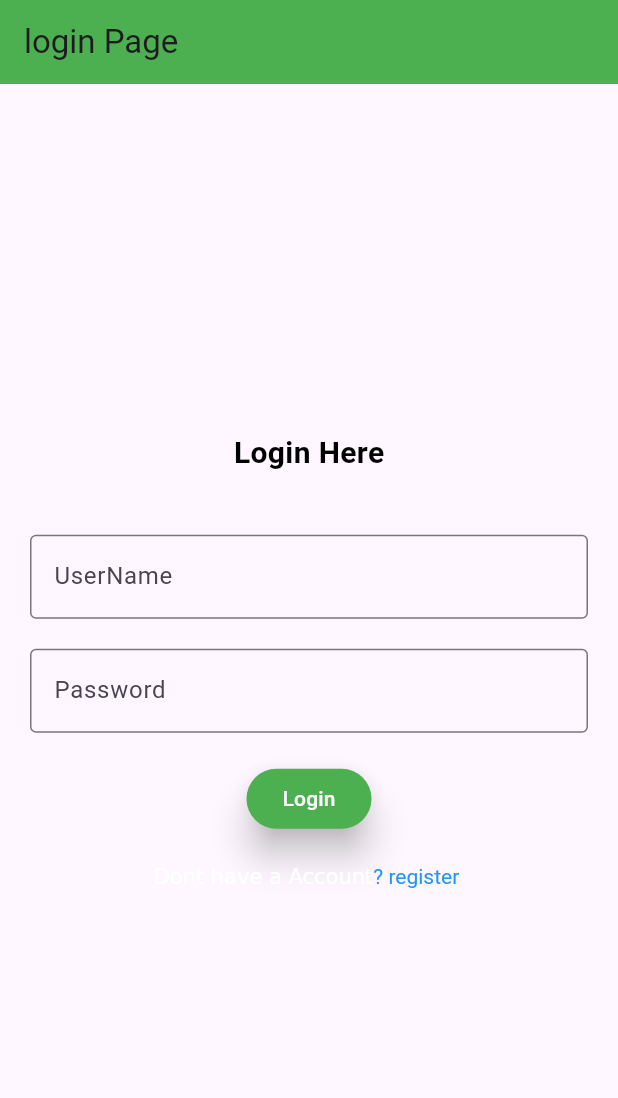
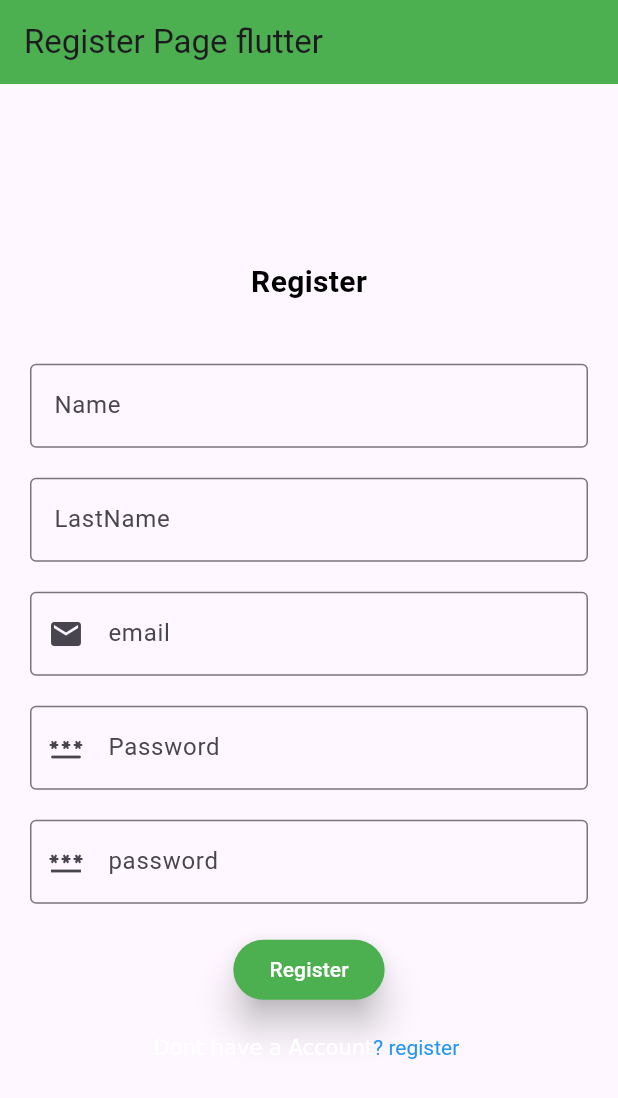
Before and after one commit to jahidhasanmonnaostad/Todo-List-, a Flutter app: the screen it shows after launch, on a phone screen of 412 x 824 dp. Shown: the top 1098 px of the screen. Run offline on Flutter 3.47's test engine with Material 3 defaults, Android fonts, the light colour scheme and no system bars.

Commit message:
Register  Page Code Flutter

```diff
--- a/lib/main.dart
+++ b/lib/main.dart
@@ -33,7 +33,7 @@ class _LoginActivityState extends State<LoginActivity> {
   Widget build(BuildContext context) {
     return Scaffold(
       appBar:AppBar(
-       title:Text('login Page '),
+        title:Text('Register Page flutter'),
         backgroundColor:Colors.green,
 
       ),
@@ -45,8 +45,12 @@ class _LoginActivityState extends State<LoginActivity> {
 class LoginActivityScreen extends StatelessWidget {
   LoginActivityScreen({super.key});
   final _FromKey=GlobalKey<FormState>();
-  final  TextEditingController userName=TextEditingController();
-  final TextEditingController password=TextEditingController();
+  final  TextEditingController _fastName=TextEditingController();
+  final TextEditingController  _email=TextEditingController();
+  final TextEditingController  _LastName=TextEditingController();
+  final TextEditingController  _Password=TextEditingController();
+  final TextEditingController  _ReTypePassword=TextEditingController();
+
 
 
 
@@ -60,7 +64,7 @@ class LoginActivityScreen extends StatelessWidget {
             mainAxisAlignment:MainAxisAlignment.center,
 
             children: [
-        Text("Login Here",
+              Text("Register",
                   style:TextStyle(color:Colors.black,
                       fontSize:20,
                       fontWeight:FontWeight.bold)
@@ -69,10 +73,10 @@ class LoginActivityScreen extends StatelessWidget {
 
               SizedBox(height:40,),
               TextFormField(
-          controller:userName,
+                controller:_fastName,
                 decoration:InputDecoration(
-            label:Text("UserName"),
-            hintText:"UserName",
+                  label:Text("Name"),
+                  hintText:"Name",
                   border:OutlineInputBorder(
 
                   ),
@@ -92,11 +96,52 @@ class LoginActivityScreen extends StatelessWidget {
               ),
               SizedBox(height:20,),
               TextFormField(
-          controller:password,
+                controller:_LastName,
+                decoration:InputDecoration(
+                  label:Text("LastName"),
+                  hintText:"LastName",
+                  border:OutlineInputBorder(
+
+                  ),
+                ),
+                validator:(value) {
+
+                  if (value == null || value.isEmpty) {
+
+                    return 'Please enter your username';
+
+                  }
+
+                  return null;
+
+                },
+
+              ),
+              SizedBox(height:20,),
+
+              TextFormField(
+                controller:_email,
+
                 obscureText:true,
                 decoration:InputDecoration(
+                   prefixIcon:Icon(Icons.email),
+                  prefixText:"email",
+                  label:Text("email"),
+                  border:OutlineInputBorder(
+
+                  ),
+                ),
+
+              ),
+              SizedBox(height:20,),
+              TextFormField(
+                controller:_Password,
+
+                obscureText:true,
+                decoration:InputDecoration(
+                  prefixIcon:Icon(Icons.password_rounded),
+                  prefixText:"Password ",
                   label:Text("Password "),
-            hintText:"Password",
                   border:OutlineInputBorder(
 
                   ),
@@ -105,8 +150,23 @@ class LoginActivityScreen extends StatelessWidget {
               ),
               SizedBox(height:20,),
 
+              TextFormField(
+                controller:_ReTypePassword,
+
+                obscureText:true,
+                decoration:InputDecoration(
+                  prefixIcon:Icon(Icons.password),
+                  prefixText:"RetypePassword ",
+                  label:Text("password"),
+                  border:OutlineInputBorder(
+
+                  ),
+                ),
+
+              ),
+              SizedBox(height:20,),
               ElevatedButton(
-          onPressed: (){}, child:Text("Login",style:TextStyle(color:Colors.white),),
+                  onPressed: (){}, child:Text("Register",style:TextStyle(color:Colors.white),),
                   style:ElevatedButton.styleFrom(
                     elevation:10,
                     backgroundColor:Colors.green,
```
Lines whose indentation alone changed are shown as unchanged.
